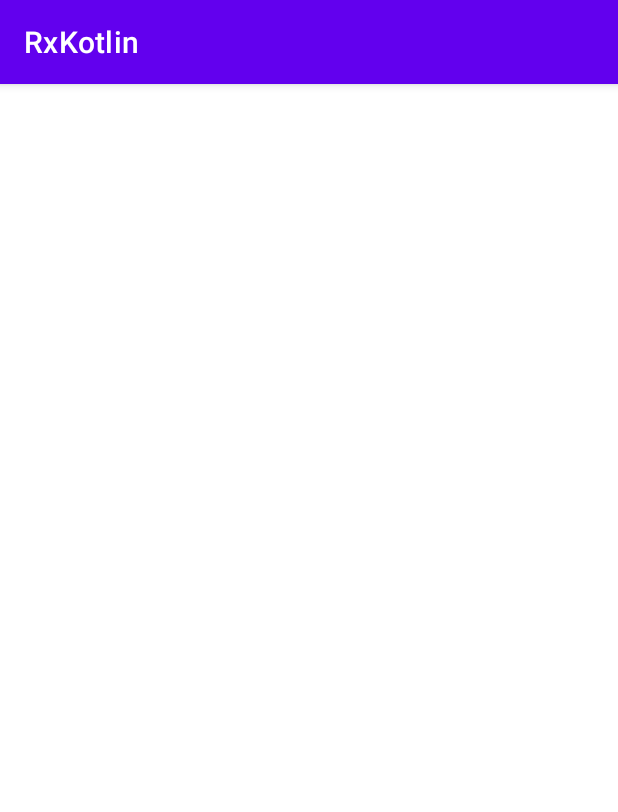
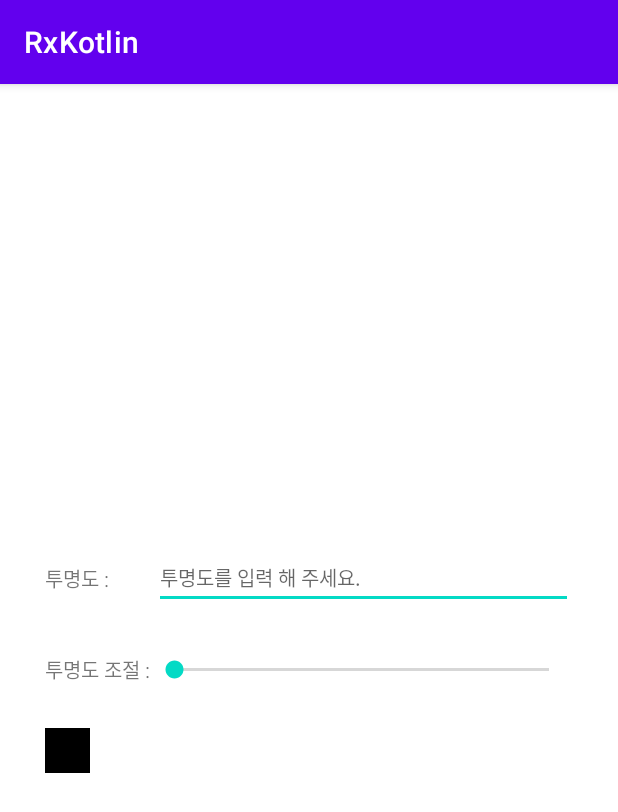
Before and after one commit to kangraemin/RxJavaStudy, an Android app: the screen it shows after launch (MainActivity before the commit, ObserverPatternActivity after it), on a phone screen of 412 x 824 dp. Shown: the top 812 px of the screen. Run offline under Robolectric (Android 15) with nearby library versions, the phone set to English and light mode, and no system bars.

Commit message:
1주차 과제

```diff
--- a/RxKotlin/app/build.gradle
+++ b/RxKotlin/app/build.gradle
@@ -34,9 +34,9 @@ android {
 dependencies {
 
     implementation 'androidx.core:core-ktx:1.7.0'
-    implementation 'androidx.appcompat:appcompat:1.3.0'
-    implementation 'com.google.android.material:material:1.4.0'
-    implementation 'androidx.constraintlayout:constraintlayout:2.0.4'
+    implementation 'androidx.appcompat:appcompat:1.4.1'
+    implementation 'com.google.android.material:material:1.6.0'
+    implementation 'androidx.constraintlayout:constraintlayout:2.1.3'
     testImplementation 'junit:junit:4.13.2'
     androidTestImplementation 'androidx.test.ext:junit:1.1.3'
     androidTestImplementation 'androidx.test.espresso:espresso-core:3.4.0'
--- a/RxKotlin/app/src/main/AndroidManifest.xml
+++ b/RxKotlin/app/src/main/AndroidManifest.xml
@@ -14,7 +14,7 @@
         android:theme="@style/Theme.RxKotlin"
         tools:targetApi="31">
         <activity
-            android:name=".MainActivity"
+            android:name="com.example.rxjavalecture.observerpattern.oberserverpattern.ObserverPatternActivity"
             android:exported="true">
             <intent-filter>
                 <action android:name="android.intent.action.MAIN" />
--- a/RxKotlin/app/src/main/java/com/example/rxkotlin/MainActivity.kt
+++ /dev/null
@@ -1,11 +0,0 @@
-package com.example.rxkotlin
-
-import androidx.appcompat.app.AppCompatActivity
-import android.os.Bundle
-
-class MainActivity : AppCompatActivity() {
-    override fun onCreate(savedInstanceState: Bundle?) {
-        super.onCreate(savedInstanceState)
-        setContentView(R.layout.activity_main)
-    }
-}
--- /dev/null
+++ b/RxKotlin/app/src/main/java/com/example/rxkotlin/oberserverpattern/ObserverPatternActivity.kt
@@ -0,0 +1,31 @@
+package com.example.rxjavalecture.observerpattern.oberserverpattern
+
+import android.os.Bundle
+import androidx.appcompat.app.AppCompatActivity
+import com.example.rxjavalecture.observerpattern.oberserverpattern.customui.PercentEditText
+import com.example.rxjavalecture.observerpattern.oberserverpattern.customui.PercentImageView
+import com.example.rxjavalecture.observerpattern.oberserverpattern.customui.PercentSeekBar
+import com.example.rxjavalecture.observerpattern.oberserverpattern.customui.PercentTextView
+import com.example.rxkotlin.R
+
+class ObserverPatternActivity : AppCompatActivity() {
+
+    private lateinit var etPercent: PercentEditText
+    private lateinit var sbPercent: PercentSeekBar
+    private lateinit var tvPercent: PercentTextView
+    private lateinit var imgOpacityResult: PercentImageView
+
+    override fun onCreate(savedInstanceState: Bundle?) {
+        super.onCreate(savedInstanceState)
+        setContentView(R.layout.activity_observer_pattern)
+
+        etPercent = findViewById(R.id.et_percent)
+        sbPercent = findViewById(R.id.sb_percent)
+        tvPercent = findViewById(R.id.tv_percent)
+        imgOpacityResult = findViewById(R.id.img_opacity_result)
+    }
+
+    companion object {
+        val progressSubject = RxKotlinSubject<Int>()
+    }
+}
--- /dev/null
+++ b/RxKotlin/app/src/main/java/com/example/rxkotlin/oberserverpattern/RxKotlinObserver.java
@@ -0,0 +1,5 @@
+package com.example.rxkotlin.oberserverpattern;
+
+public interface RxKotlinObserver<T> {
+    void notifyDataIsArrived(T value);
+}
--- /dev/null
+++ b/RxKotlin/app/src/main/java/com/example/rxkotlin/oberserverpattern/RxKotlinSubject.kt
@@ -0,0 +1,25 @@
+package com.example.rxjavalecture.observerpattern.oberserverpattern
+
+import com.example.rxkotlin.oberserverpattern.RxKotlinObserver
+import java.util.*
+
+class RxKotlinSubject<K> {
+    private val observerList: MutableList<RxKotlinObserver<K>> = ArrayList()
+    var value: K? = null
+        set(newValue) {
+            if (field != newValue) {
+                field = newValue
+                for (ramsObserver in observerList) {
+                    ramsObserver.notifyDataIsArrived(newValue)
+                }
+            }
+        }
+
+    fun subscribe(rxKotlinObserver: RxKotlinObserver<K>) {
+        observerList.add(rxKotlinObserver)
+    }
+
+    fun dispose(rxKotlinObserver: RxKotlinObserver<K>) {
+        observerList.remove(rxKotlinObserver)
+    }
+}
--- /dev/null
+++ b/RxKotlin/app/src/main/java/com/example/rxkotlin/oberserverpattern/customui/PercentEditText.kt
@@ -0,0 +1,45 @@
+package com.example.rxjavalecture.observerpattern.oberserverpattern.customui
+
+import android.content.Context
+import android.util.AttributeSet
+import android.util.Log
+import androidx.appcompat.widget.AppCompatEditText
+import androidx.core.widget.doAfterTextChanged
+import com.example.rxjavalecture.observerpattern.oberserverpattern.ObserverPatternActivity.Companion.progressSubject
+import com.example.rxkotlin.oberserverpattern.RxKotlinObserver
+
+class PercentEditText : AppCompatEditText, RxKotlinObserver<Int> {
+    val TAG_OBSERVER_PATTERN : String = "OBSERVER_PATTER"
+    constructor(context: Context) : super(context)
+    constructor(context: Context, attrs: AttributeSet?) : super(context, attrs)
+    constructor(context: Context, attrs: AttributeSet?, defStyleAttr: Int) : super(context, attrs, defStyleAttr)
+
+    private var disableEditTextChangeListener = false
+
+    init {
+        progressSubject.subscribe(this)
+
+        doAfterTextChanged {
+            if (!disableEditTextChangeListener) {
+                val percent = it.toString().toInt()
+                if (isItProperRangeNumber(percent)) {
+                    Log.d(TAG_OBSERVER_PATTERN, "percent = $percent in EditText")
+                    progressSubject.value = percent
+                }
+            }
+        }
+    }
+
+    private fun isItProperRangeNumber(inputNumber: Int): Boolean {
+        return inputNumber in 0..100
+    }
+
+    override fun notifyDataIsArrived(value: Int?) {
+        value?.let {
+            Log.d(TAG_OBSERVER_PATTERN, "value = $value in EditText")
+            disableEditTextChangeListener = true
+            setText(value.toString())
+            disableEditTextChangeListener = false
+        }
+    }
+}
--- /dev/null
+++ b/RxKotlin/app/src/main/java/com/example/rxkotlin/oberserverpattern/customui/PercentImageView.kt
@@ -0,0 +1,25 @@
+package com.example.rxjavalecture.observerpattern.oberserverpattern.customui
+
+import android.content.Context
+import android.util.AttributeSet
+import androidx.appcompat.widget.AppCompatImageView
+import com.example.rxjavalecture.observerpattern.oberserverpattern.ObserverPatternActivity
+import com.example.rxkotlin.oberserverpattern.RxKotlinObserver
+
+class PercentImageView : AppCompatImageView,
+    RxKotlinObserver<Int> {
+
+    constructor(context: Context) : super(context)
+    constructor(context: Context, attrs: AttributeSet?) : super(context, attrs)
+    constructor(context: Context, attrs: AttributeSet?, defStyleAttr: Int) : super(context, attrs, defStyleAttr)
+
+    init {
+        ObserverPatternActivity.progressSubject.subscribe(this)
+    }
+
+    override fun notifyDataIsArrived(value: Int?) {
+        value?.let {
+            alpha = it / 100f
+        }
+    }
+}
--- /dev/null
+++ b/RxKotlin/app/src/main/java/com/example/rxkotlin/oberserverpattern/customui/PercentSeekBar.kt
@@ -0,0 +1,49 @@
+package com.example.rxjavalecture.observerpattern.oberserverpattern.customui
+
+import android.content.Context
+import android.util.AttributeSet
+import android.util.Log
+import android.widget.SeekBar
+import androidx.appcompat.widget.AppCompatSeekBar
+import com.example.rxjavalecture.observerpattern.oberserverpattern.ObserverPatternActivity
+import com.example.rxkotlin.oberserverpattern.RxKotlinObserver
+
+class PercentSeekBar : AppCompatSeekBar, RxKotlinObserver<Int> {
+
+    val TAG_OBSERVER_PATTERN : String = "OBSERVER_PATTER"
+
+    constructor(context: Context) : super(context)
+    constructor(context: Context, attrs: AttributeSet?) : super(context, attrs)
+    constructor(context: Context, attrs: AttributeSet?, defStyleAttr: Int) : super(context, attrs, defStyleAttr)
+
+    private var disableEditTextChangeListener = false
+
+    init {
+        ObserverPatternActivity.progressSubject.subscribe(this)
+        setOnSeekBarChangeListener(object : OnSeekBarChangeListener {
+            override fun onProgressChanged(seekBar: SeekBar?, progress: Int, fromUser: Boolean) {
+                if (!disableEditTextChangeListener) {
+                    Log.d(TAG_OBSERVER_PATTERN, "progress = $progress in SeekBar")
+                    ObserverPatternActivity.progressSubject.value = progress
+                }
+            }
+
+            override fun onStartTrackingTouch(seekBar: SeekBar?) {
+
+            }
+
+            override fun onStopTrackingTouch(seekBar: SeekBar?) {
+
+            }
+        })
+    }
+
+    override fun notifyDataIsArrived(value: Int?) {
+        value?.let {
+            Log.d(TAG_OBSERVER_PATTERN, "value = $value in SeekBar")
+            disableEditTextChangeListener = true
+            progress = it
+            disableEditTextChangeListener = false
+        }
+    }
+}
--- /dev/null
+++ b/RxKotlin/app/src/main/java/com/example/rxkotlin/oberserverpattern/customui/PercentTextView.kt
@@ -0,0 +1,25 @@
+package com.example.rxjavalecture.observerpattern.oberserverpattern.customui
+
+import android.content.Context
+import android.util.AttributeSet
+import androidx.appcompat.widget.AppCompatTextView
+import com.example.rxjavalecture.observerpattern.oberserverpattern.ObserverPatternActivity
+import com.example.rxkotlin.R
+import com.example.rxkotlin.oberserverpattern.RxKotlinObserver
+
+class PercentTextView : AppCompatTextView, RxKotlinObserver<Int> {
+
+    constructor(context: Context) : super(context)
+    constructor(context: Context, attrs: AttributeSet?) : super(context, attrs)
+    constructor(context: Context, attrs: AttributeSet?, defStyleAttr: Int) : super(context, attrs, defStyleAttr)
+
+    init {
+        ObserverPatternActivity.progressSubject.subscribe(this)
+    }
+
+    override fun notifyDataIsArrived(value: Int?) {
+        value?.let {
+            text = String.format(context.getString(R.string.first_week_observer_pattern_result_format), it)
+        }
+    }
+}
--- /dev/null
+++ b/RxKotlin/app/src/main/res/layout/activity_observer_pattern.xml
@@ -0,0 +1,77 @@
+<?xml version="1.0" encoding="utf-8"?>
+<FrameLayout xmlns:android="http://schemas.android.com/apk/res/android"
+    xmlns:app="http://schemas.android.com/apk/res-auto"
+    xmlns:tools="http://schemas.android.com/tools"
+    android:layout_width="match_parent"
+    android:layout_height="match_parent">
+
+    <androidx.constraintlayout.widget.ConstraintLayout
+        android:layout_width="match_parent"
+        android:layout_height="wrap_content"
+        android:layout_gravity="center_vertical"
+        android:paddingStart="30dp"
+        android:paddingEnd="30dp">
+
+        <TextView
+            android:id="@+id/tv_opacity_title"
+            android:layout_width="wrap_content"
+            android:layout_height="wrap_content"
+            android:text="@string/first_week_observer_pattern_opacity_title"
+            android:textSize="13sp"
+            app:layout_constraintBottom_toBottomOf="@id/et_percent"
+            app:layout_constraintStart_toStartOf="parent"
+            app:layout_constraintTop_toTopOf="@id/et_percent" />
+
+        <com.example.rxjavalecture.observerpattern.oberserverpattern.customui.PercentEditText
+            android:id="@+id/et_percent"
+            android:layout_width="0dp"
+            android:layout_height="wrap_content"
+            android:layout_marginStart="30dp"
+            android:hint="@string/first_week_observer_pattern_opacity_hint"
+            android:inputType="number"
+            android:textSize="13sp"
+            app:layout_constraintEnd_toEndOf="parent"
+            app:layout_constraintStart_toEndOf="@id/tv_opacity_title"
+            app:layout_constraintTop_toTopOf="parent" />
+
+        <TextView
+            android:id="@+id/tv_opacity_seek_bar_title"
+            android:layout_width="wrap_content"
+            android:layout_height="wrap_content"
+            android:layout_marginTop="30dp"
+            android:text="@string/first_week_observer_pattern_opacity_seek_bar_title"
+            android:textSize="13sp"
+            app:layout_constraintStart_toStartOf="parent"
+            app:layout_constraintTop_toBottomOf="@id/et_percent" />
+
+        <com.example.rxjavalecture.observerpattern.oberserverpattern.customui.PercentSeekBar
+            android:id="@+id/sb_percent"
+            android:layout_width="0dp"
+            android:layout_height="wrap_content"
+            app:layout_constraintBottom_toBottomOf="@id/tv_opacity_seek_bar_title"
+            app:layout_constraintEnd_toEndOf="parent"
+            app:layout_constraintStart_toEndOf="@id/tv_opacity_seek_bar_title"
+            app:layout_constraintTop_toTopOf="@id/tv_opacity_seek_bar_title" />
+
+        <com.example.rxjavalecture.observerpattern.oberserverpattern.customui.PercentImageView
+            android:id="@+id/img_opacity_result"
+            android:layout_width="30dp"
+            android:layout_height="30dp"
+            android:layout_marginTop="30dp"
+            android:background="@color/black"
+            app:layout_constraintStart_toStartOf="parent"
+            app:layout_constraintTop_toBottomOf="@id/sb_percent" />
+
+        <com.example.rxjavalecture.observerpattern.oberserverpattern.customui.PercentTextView
+            android:id="@+id/tv_percent"
+            android:layout_width="wrap_content"
+            android:layout_height="wrap_content"
+            android:layout_marginStart="30dp"
+            android:textSize="13sp"
+            app:layout_constraintBottom_toBottomOf="@id/img_opacity_result"
+            app:layout_constraintStart_toEndOf="@id/img_opacity_result"
+            app:layout_constraintTop_toTopOf="@id/img_opacity_result" />
+
+    </androidx.constraintlayout.widget.ConstraintLayout>
+
+</FrameLayout>
--- a/RxKotlin/app/src/main/res/values/strings.xml
+++ b/RxKotlin/app/src/main/res/values/strings.xml
@@ -1,3 +1,7 @@
 <resources>
     <string name="app_name">RxKotlin</string>
+    <string name="first_week_observer_pattern_opacity_title">투명도 : </string>
+    <string name="first_week_observer_pattern_opacity_hint">투명도를 입력 해 주세요.</string>
+    <string name="first_week_observer_pattern_opacity_seek_bar_title">투명도 조절 : </string>
+    <string name="first_week_observer_pattern_result_format">투명도 : %d%%</string>
 </resources>
--- a/RxKotlin/build.gradle
+++ b/RxKotlin/build.gradle
@@ -2,7 +2,7 @@
 plugins {
     id 'com.android.application' version '7.2.0' apply false
     id 'com.android.library' version '7.2.0' apply false
-    id 'org.jetbrains.kotlin.android' version '1.6.10' apply false
+    id 'org.jetbrains.kotlin.android' version '1.6.21' apply false
 }
 
 task clean(type: Delete) {
```
Also changed, not shown: RxKotlin/app/src/main/res/layout/activity_main.xml (added, +15 -0 lines), RxKotlin/gradle/wrapper/gradle-wrapper.properties.
